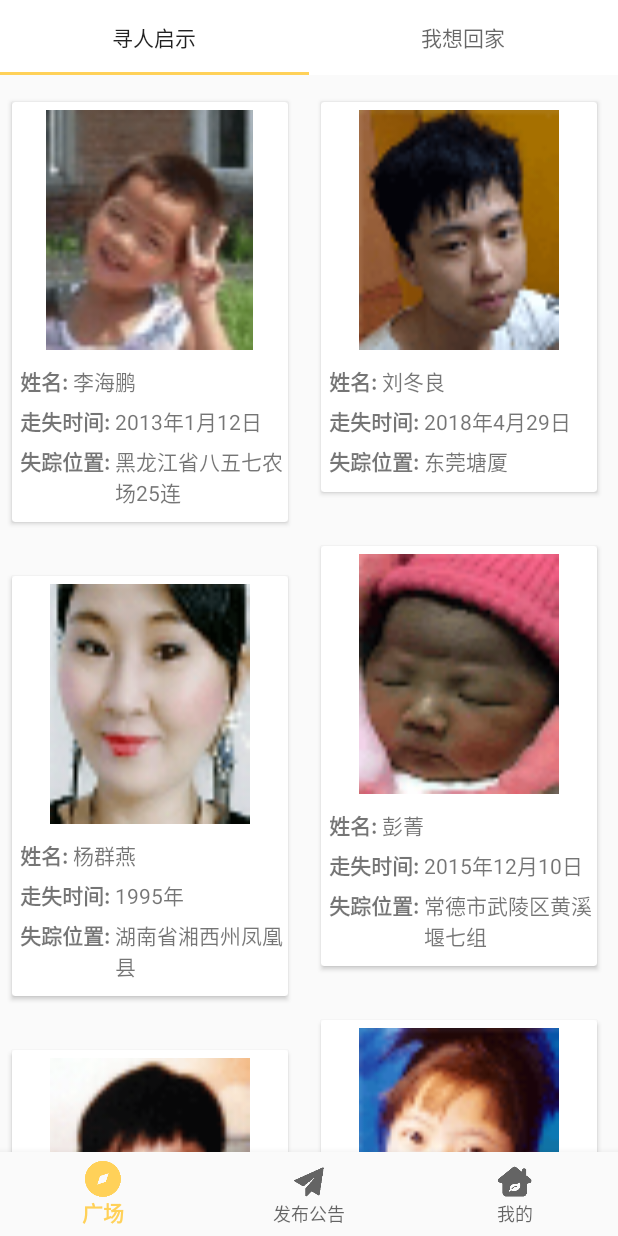
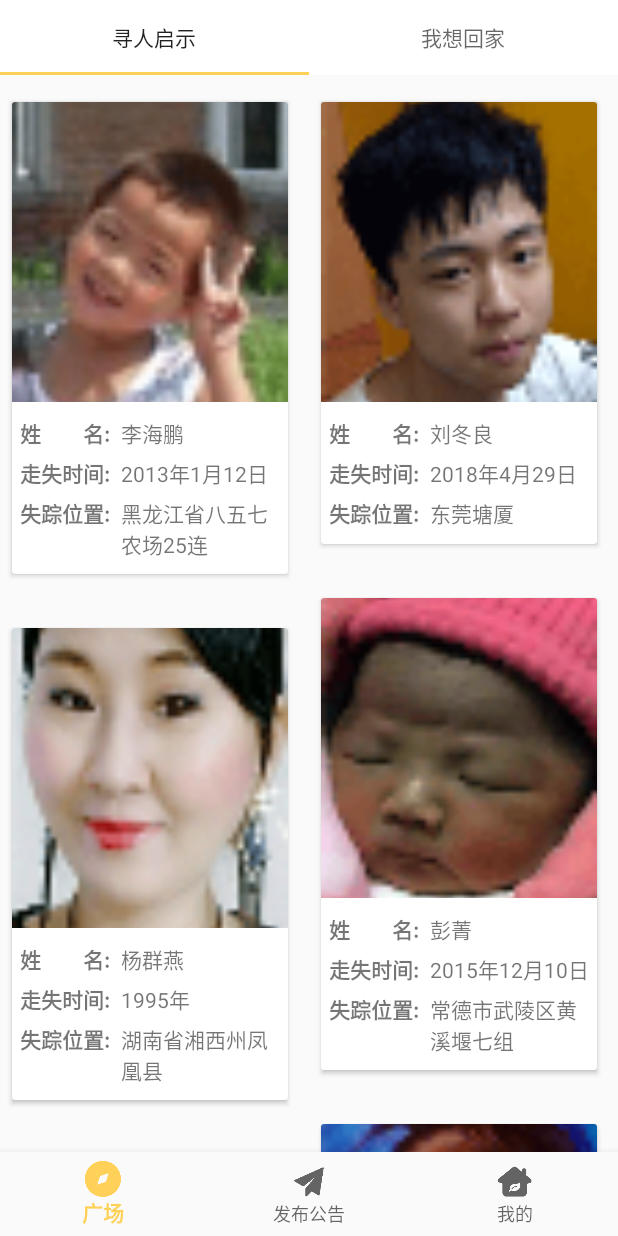
Before and after one commit to Lyrain02/Reunion, an Android app: the FirstFragment screen opened directly, with no data from a screen before it, on a phone screen of 412 x 824 dp. Run offline under Robolectric (Android 15) with nearby library versions, the phone set to English and light mode, and no system bars; our stand-ins replace navigation-ui.

Commit message:
update easy_info

```diff
--- a/app/src/main/java/com/example/mytest/ui/square/Info1Adapter.kt
+++ b/app/src/main/java/com/example/mytest/ui/square/Info1Adapter.kt
@@ -11,7 +11,7 @@ import com.example.mytest.R
 
 /*A类广场瀑布流的recycleview适配器*/
 class Info1Adapter(val infolist:List<Easy1Msg>) :RecyclerView.Adapter<Info1Adapter.ViewHolder>(){
-    class ViewHolder(view: View):RecyclerView.ViewHolder(view) {
+    inner class ViewHolder(view: View):RecyclerView.ViewHolder(view) {
         val pimage:ImageView=view.findViewById(R.id.pimage)
         val pname:TextView = view.findViewById(R.id.pname)
         val pdate:TextView = view.findViewById(R.id.pdate)
@@ -52,43 +52,4 @@ class Info1Adapter(val infolist:List<Easy1Msg>) :RecyclerView.Adapter<Info1Adapt
     override fun getItemCount() = infolist.size
 
 
-
-
-
 }
-
-//废物代码系列：
-//        viewHolder.itemView.setOnClickListener(View.OnClickListener { v -> //可以选择直接在本位置直接写业务处理
-//            Log.d("aaa","clickItem")
-//viewHolder.adapterPosition
-//            Log.d("aaa",viewHolder.adapterPosition.toString())
-//
-//            Toast.makeText(view.context,"点击了 555",Toast.LENGTH_SHORT).show();
-//            //此处回传点击监听事件
-//         //   onItemClickListener?.OnItemClick(v, infolist[viewHolder.adapterPosition])
-//        })
-
-//        viewHolder.itemView.setOnClickListener(object :View.OnClickListener{
-//            override fun onClick(v: View?) {
-//                val position = viewHolder.adapterPosition
-//                Log.d("aaa",viewHolder.adapterPosition.toString())
-//                //val info = infolist[position]
-////                Toast.makeText(parent.context, "you clicked view ${info.name}",
-////                    Toast.LENGTH_SHORT).show();
-//
-//            }
-//        })
-//设置监听器
-//        viewHolder.itemView.setOnClickListener() {
-//
-//            val position = viewHolder.adapterPosition
-//            val info = infolist[position]
-//            Toast.makeText(parent.context, "you clicked view ${info.name}",
-//                Toast.LENGTH_SHORT).show()
-//        }
-//        viewHolder.pimage.setOnClickListener {
-//            val position = viewHolder.adapterPosition
-//            val info = infolist[position]
-//            Toast.makeText(parent.context, "you clicked image ${info.name}",
-//                Toast.LENGTH_SHORT).show()
-//        }
--- a/app/src/main/res/layout/easy_info.xml
+++ b/app/src/main/res/layout/easy_info.xml
@@ -9,22 +9,20 @@
     <androidx.cardview.widget.CardView
         android:layout_width="match_parent"
         android:layout_height="wrap_content"
-        android:layout_marginLeft="8dp"
-        android:layout_marginTop="8dp"
-        android:layout_marginRight="8dp"
-        android:layout_marginBottom="8dp">
+        android:layout_margin="8dp">
 
         <LinearLayout
             android:layout_width="match_parent"
             android:layout_height="wrap_content"
             android:paddingBottom="10dp"
-            android:paddingTop="5dp"
+            android:paddingTop="0dp"
             android:orientation="vertical">
             <ImageView
                 android:id="@+id/pimage"
-                android:layout_width="170dp"
-                android:layout_height="160dp"
+                android:layout_width="match_parent"
+                android:layout_height="200dp"
                 android:layout_gravity="center"
+                android:scaleType="centerCrop"
                 />
             <LinearLayout
                 android:layout_width="match_parent"
@@ -32,19 +30,38 @@
                 android:orientation="vertical"
                 android:paddingTop="10dp"
                 android:paddingLeft="5dp"
+                android:paddingRight="5dp"
                 >
                 <LinearLayout
                     android:layout_width="match_parent"
                     android:layout_height="wrap_content"
                     android:orientation="horizontal"
                     >
-                    <TextView
-                        android:layout_width="wrap_content"
+                    <LinearLayout
+                        android:layout_width="65dp"
                         android:layout_height="wrap_content"
-                        android:text="姓名: "
-                        android:textStyle="bold"
-                        />
+                        android:orientation="horizontal"
+                        android:layout_marginRight="2dp">
+                        <TextView
+                            android:layout_width="wrap_content"
+                            android:layout_height="wrap_content"
+                            android:layout_weight="1"
+                            android:text="姓"
+                            android:textStyle="bold"
 
+                            />
+                        <TextView
+                            android:layout_width="26dp"
+                            android:layout_height="wrap_content" />
+                        <TextView
+                            android:layout_width="wrap_content"
+                            android:layout_height="wrap_content"
+                            android:layout_weight="1"
+                            android:text="名: "
+                            android:lineSpacingExtra="@dimen/activity_horizontal_margin"
+                            android:textStyle="bold"
+                            />
+                    </LinearLayout>
                     <TextView
                         android:id="@+id/pname"
                         android:layout_width="match_parent"
@@ -60,10 +77,11 @@
                     android:orientation="horizontal"
                     >
                     <TextView
-                        android:layout_width="wrap_content"
+                        android:layout_width="65dp"
                         android:layout_height="wrap_content"
-                        android:text="走失时间: "
+                        android:text="走失时间:"
                         android:textStyle="bold"
+                        android:layout_marginRight="2dp"
                         />
                     <TextView
                         android:id="@+id/pdate"
@@ -80,10 +98,11 @@
                     android:orientation="horizontal"
                     >
                     <TextView
-                        android:layout_width="wrap_content"
+                        android:layout_width="65dp"
                         android:layout_height="wrap_content"
-                        android:text="失踪位置: "
+                        android:text="失踪位置:"
                         android:textStyle="bold"
+                        android:layout_marginRight="2dp"
                         />
                     <TextView
                         android:id="@+id/pplace"
```
